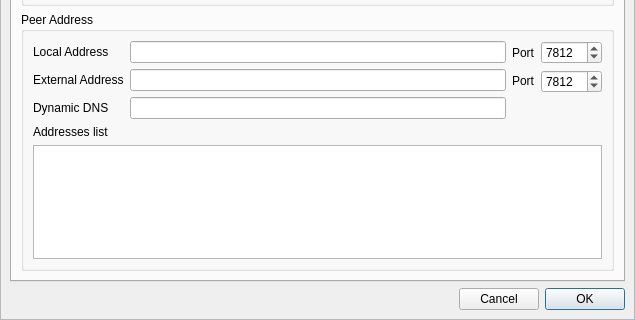
Qt form retroshare-gui/src/gui/connect/ConfCertDialog.ui (RetroShare/RetroShare) before a commit; both pictures show x 0 to 635 and y 309 to 629 of the 635 by 629 pixel window.
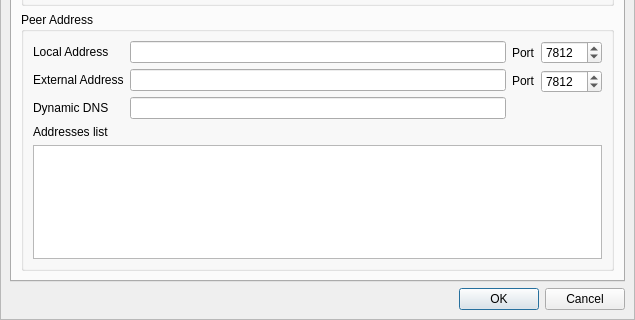
The same form after that commit. Icons and pictures are not drawn. Custom widgets are drawn as their Qt base class.

Commit message: Changed the standard dialog buttons from single buttons to buttonbox to have a standard layout and a standard translation.

Patch:
```diff
--- a/retroshare-gui/src/gui/connect/ConfCertDialog.ui
+++ b/retroshare-gui/src/gui/connect/ConfCertDialog.ui
@@ -49,38 +49,9 @@
       <item row="1" column="0">
        <layout class="QGridLayout" name="_12">
         <item row="0" column="0">
-         <spacer>
-          <property name="orientation">
-           <enum>Qt::Horizontal</enum>
-          </property>
-          <property name="sizeHint" stdset="0">
-           <size>
-            <width>311</width>
-            <height>20</height>
-           </size>
-          </property>
-         </spacer>
-        </item>
-        <item row="0" column="2">
-         <widget class="QPushButton" name="applyButton">
-          <property name="toolTip">
-           <string>Apply and Close</string>
-          </property>
-          <property name="text">
-           <string>OK</string>
-          </property>
-          <property name="autoDefault">
-           <bool>false</bool>
-          </property>
-          <property name="default">
-           <bool>true</bool>
-          </property>
-         </widget>
-        </item>
-        <item row="0" column="1">
-         <widget class="QPushButton" name="cancelButton">
-          <property name="text">
-           <string>Cancel</string>
+         <widget class="QDialogButtonBox" name="buttonBox">
+          <property name="standardButtons">
+           <set>QDialogButtonBox::Cancel|QDialogButtonBox::Ok</set>
           </property>
          </widget>
         </item>
@@ -775,18 +746,18 @@
   </layout>
  </widget>
  <customwidgets>
-  <customwidget>
-   <class>AvatarWidget</class>
-   <extends>QLabel</extends>
-   <header>gui/common/AvatarWidget.h</header>
-   <container>1</container>
-  </customwidget>
   <customwidget>
    <class>HeaderFrame</class>
    <extends>QFrame</extends>
    <header>gui/common/HeaderFrame.h</header>
    <container>1</container>
   </customwidget>
+  <customwidget>
+   <class>AvatarWidget</class>
+   <extends>QLabel</extends>
+   <header>gui/common/AvatarWidget.h</header>
+   <container>1</container>
+  </customwidget>
   <customwidget>
    <class>LinkTextBrowser</class>
    <extends>QTextBrowser</extends>
```
The commit also changes 38 other files.
